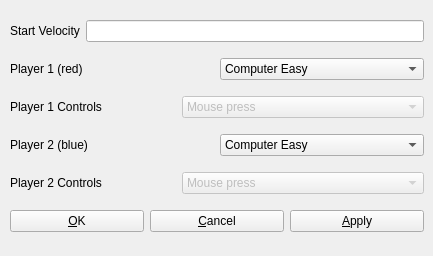
zlv/Rong, file src/settingsdialog.ui: the form before one commit.
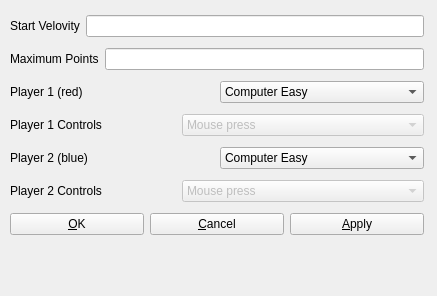
The form after the commit.

Patch:
```diff
--- a/src/settingsdialog.ui
+++ b/src/settingsdialog.ui
@@ -6,8 +6,8 @@
    <rect>
     <x>0</x>
     <y>0</y>
-    <width>433</width>
-    <height>256</height>
+    <width>437</width>
+    <height>296</height>
    </rect>
   </property>
   <property name="windowTitle">
@@ -28,7 +28,7 @@
       <item>
        <widget class="QLabel" name="startVelocityLabel">
         <property name="text">
-         <string>Start Velocity</string>
+         <string>Start Velovity</string>
         </property>
        </widget>
       </item>
@@ -37,6 +37,20 @@
       </item>
      </layout>
     </item>
+    <item>
+     <layout class="QHBoxLayout" name="horizontalLayout_7">
+      <item>
+       <widget class="QLabel" name="maxPointsLabel">
+        <property name="text">
+         <string>Maximum Points</string>
+        </property>
+       </widget>
+      </item>
+      <item>
+       <widget class="QLineEdit" name="maxPointsLineEdit"/>
+      </item>
+     </layout>
+    </item>
     <item>
      <layout class="QHBoxLayout" name="horizontalLayout_3">
       <item>
```
